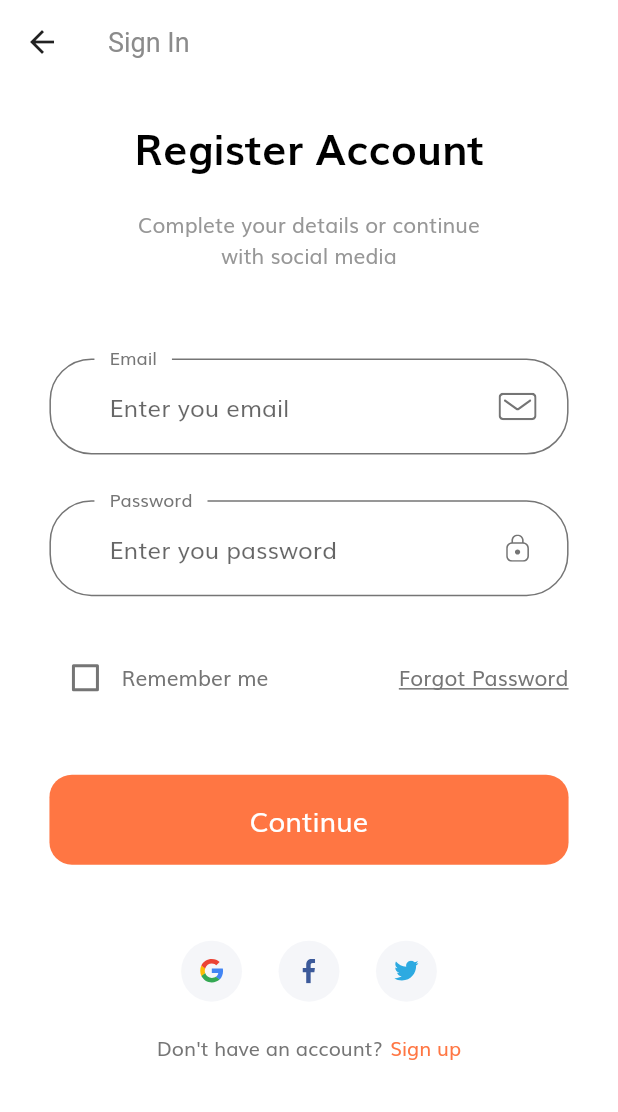
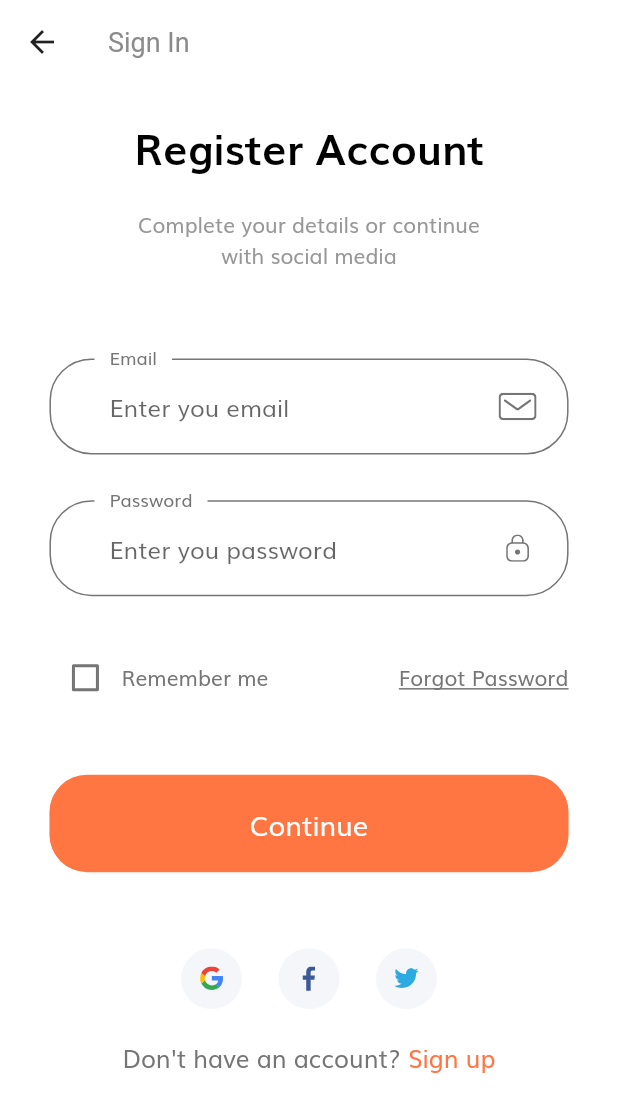
Before and after one commit to miaokii/Flutter_UI, a Flutter app: the screen it shows after launch, after a tap on "Continue", on a phone screen of 412 x 824 dp. Shown: the top 1112 px of the screen. Run offline on Flutter 3.47's test engine with Material 2 defaults, Android fonts, the phone set to English and light mode, and no system bars; our stand-ins replace flutter_screenutil, flutter_svg.

Commit message:
mall forgot pwd page

```diff
--- a/flutter_mall/lib/components/default_button.dart
+++ b/flutter_mall/lib/components/default_button.dart
@@ -16,7 +16,7 @@ class DefaultButton extends StatelessWidget {
   Widget build(BuildContext context) {
     return SizedBox(
       width: double.infinity,
-      height: 60,
+      height: 65,
       child: TextButton(
         onPressed: press,
         child: Text(
@@ -28,7 +28,7 @@ class DefaultButton extends StatelessWidget {
                 MaterialStateProperty.resolveWith((states) => kPrimaryColor),
             shape: MaterialStateProperty.resolveWith((states) =>
                 RoundedRectangleBorder(
-                    borderRadius: BorderRadius.circular(15)))),
+                    borderRadius: BorderRadius.circular(25)))),
       ),
     );
   }
--- a/flutter_mall/lib/route.dart
+++ b/flutter_mall/lib/route.dart
@@ -1,4 +1,5 @@
 import 'package:flutter/material.dart';
+import 'package:flutter_mall/screens/forgot_password/forgot_password_screen.dart';
 import 'package:flutter_mall/screens/sign_in/sign_in_screen.dart';
 import 'package:flutter_mall/screens/splash/splash_screen.dart';
 
@@ -6,4 +7,5 @@ import 'package:flutter_mall/screens/splash/splash_screen.dart';
 final Map<String, WidgetBuilder> routes = {
   SplashScreen.roteName: (context) => SplashScreen(),
   SignInScreen.roteName: (context) => SignInScreen(),
+  ForgotPasswordScreen.roteName: (context) => ForgotPasswordScreen(),
 };
--- a/flutter_mall/lib/screens/sign_in/components/body.dart
+++ b/flutter_mall/lib/screens/sign_in/components/body.dart
@@ -57,13 +57,13 @@ class Body extends StatelessWidget {
             Row(mainAxisAlignment: MainAxisAlignment.center, children: [
               Text(
                 'Don\'t have an account?',
-                style: TextStyle(fontSize: 13.r),
+                style: TextStyle(fontSize: 16.r),
               ),
               SizedBox(
                 width: 5,
               ),
               Text('Sign up',
-                  style: TextStyle(fontSize: 13.r, color: kPrimaryColor))
+                  style: TextStyle(fontSize: 16.r, color: kPrimaryColor))
             ])
           ],
         ),
--- a/flutter_mall/lib/screens/sign_in/components/sign_form.dart
+++ b/flutter_mall/lib/screens/sign_in/components/sign_form.dart
@@ -2,6 +2,7 @@ import 'package:flutter/material.dart';
 import 'package:flutter_mall/components/custom_svg.dart';
 import 'package:flutter_mall/components/default_button.dart';
 import 'package:flutter_mall/components/form_error.dart';
+import 'package:flutter_mall/screens/forgot_password/forgot_password_screen.dart';
 import 'package:flutter_screenutil/flutter_screenutil.dart';
 import '../../../constants.dart';
 
@@ -11,7 +12,6 @@ class SignForm extends StatefulWidget {
 }
 
 class _SignFormState extends State<SignForm> {
-
   String email;
   String password;
 
@@ -31,7 +31,8 @@ class _SignFormState extends State<SignForm> {
             SizedBox(height: 30.r),
             Row(
               children: [
-                Checkbox(value: _remember,
+                Checkbox(
+                    value: _remember,
                     activeColor: kPrimaryColor,
                     onChanged: (value) {
                       setState(() {
@@ -40,12 +41,21 @@ class _SignFormState extends State<SignForm> {
                     }),
                 Text('Remember me'),
                 Spacer(),
-                Text('Forgot Password', style: TextStyle(decoration: TextDecoration.underline),)
+                GestureDetector(
+                  onTap: (){
+                    Navigator.pushNamed(context, ForgotPasswordScreen.roteName);
+                  },
+                    child: Text(
+                  'Forgot Password',
+                  style: TextStyle(decoration: TextDecoration.underline),
+                ))
               ],
             ),
             SizedBox(height: 20.r),
             FormError(errors: errors),
-            SizedBox(height: 20.r,),
+            SizedBox(
+              height: 20.r,
+            ),
             DefaultButton(
               text: 'Continue',
               press: () {
@@ -68,8 +78,7 @@ class _SignFormState extends State<SignForm> {
           setState(() {
             errors.remove(kPassNullError);
           });
-        } else if (text.length >=8 &&
-            errors.contains(kShortPassError)) {
+        } else if (text.length >= 8 && errors.contains(kShortPassError)) {
           setState(() {
             errors.remove(kShortPassError);
           });
@@ -81,8 +90,7 @@ class _SignFormState extends State<SignForm> {
           setState(() {
             errors.add(kPassNullError);
           });
-        } else if (text.length < 8 &&
-            !errors.contains(kShortPassError)) {
+        } else if (text.length < 8 && !errors.contains(kShortPassError)) {
           setState(() {
             errors.add(kShortPassError);
           });
```
Also changed, not shown: flutter_mall/lib/screens/forgot_password/components/body.dart (added, +85 -0 lines), flutter_mall/lib/screens/forgot_password/forgot_password_screen.dart (added, +19 -0 lines). Lines whose indentation alone changed are shown as unchanged.
